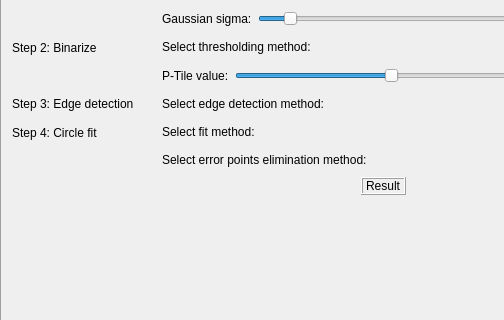
Before: the Qt Designer form cpp-qt/mainpanel.ui in miRoox/MEMS-oriented-image-testing-technology, drawn with Qt 5; both pictures show x 0 to 504 and y 111 to 431 of the 800 by 600 pixel window.
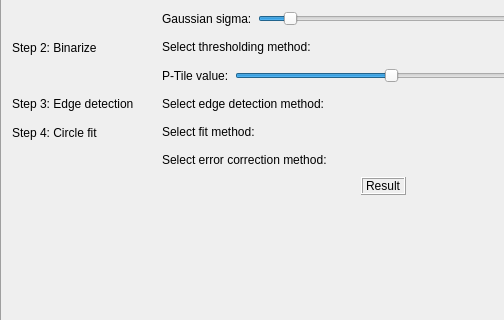
After: the same form once the commit is applied. Icons and pictures are not drawn.

Commit message: rename 'error eliminate' -> 'error correction'

The edit to the form file:
```diff
--- a/cpp-qt/mainpanel.ui
+++ b/cpp-qt/mainpanel.ui
@@ -482,7 +482,7 @@
                <item alignment="Qt::AlignLeft">
                 <widget class="QLabel" name="labelElim">
                  <property name="text">
-                  <string>Select error points elimination method:</string>
+                  <string>Select error correction method:</string>
                  </property>
                 </widget>
                </item>
```
Left out of the diff: 4 changed lines with no effect on the pictures. The commit also changes 8 other files.
